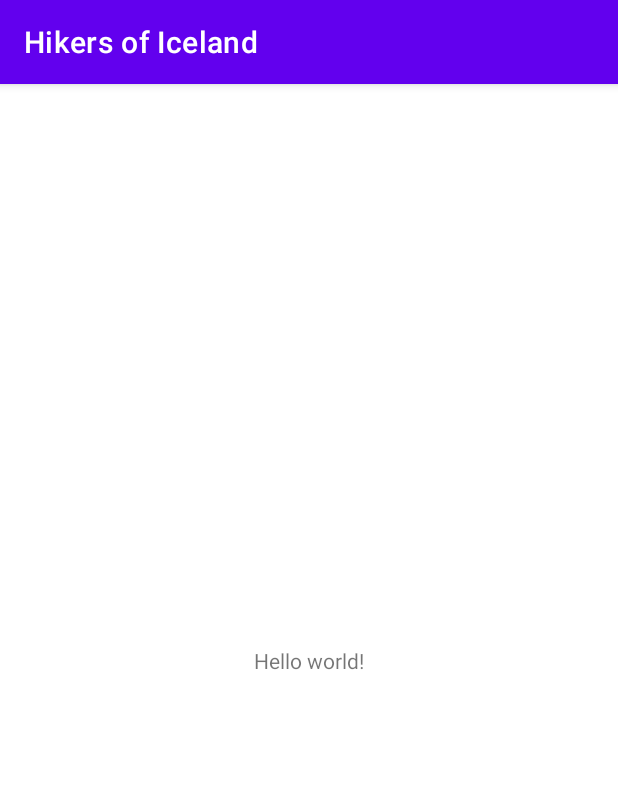
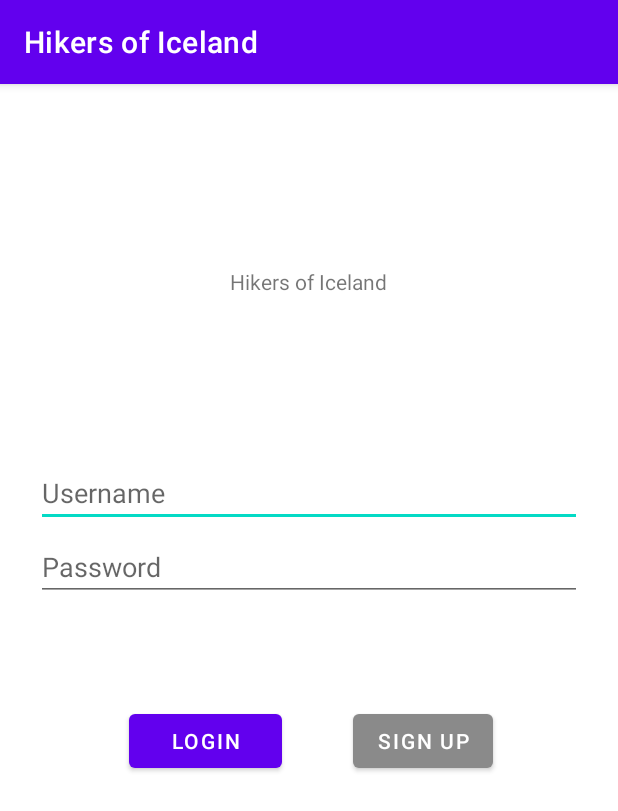
Before and after one commit to bjorgvinhall/HikersOfIceland, an Android app: the screen it shows after launch (MainActivity before the commit, LoginActivity after it), on a phone screen of 412 x 824 dp. Shown: the top 811 px of the screen. Run offline under Robolectric (Android 15) with nearby library versions, the phone set to English and light mode, and no system bars.

Commit message:
Navigation between Login and main

```diff
--- a/app/src/main/AndroidManifest.xml
+++ b/app/src/main/AndroidManifest.xml
@@ -12,13 +12,18 @@
         android:roundIcon="@mipmap/ic_launcher_round"
         android:supportsRtl="true"
         android:theme="@style/Theme.HikersOfIceland">
-        <activity android:name=".MainActivity">
+
+        <!--    Login Activity is the initial activity    -->
+        <activity android:name=".LoginActivity">
             <intent-filter>
                 <action android:name="android.intent.action.MAIN" />
-
                 <category android:name="android.intent.category.LAUNCHER" />
             </intent-filter>
         </activity>
+        <!--    Other Activities    -->
+        <activity android:name=".MainActivity" />
+
+
     </application>
 
 </manifest>
--- /dev/null
+++ b/app/src/main/java/is/hi/hbv601g/hikers/LoginActivity.java
@@ -0,0 +1,45 @@
+package is.hi.hbv601g.hikers;
+
+import android.content.Intent;
+import android.os.Bundle;
+import android.view.View;
+import android.widget.Button;
+import android.widget.Toast;
+
+import androidx.appcompat.app.AppCompatActivity;
+
+public class LoginActivity extends AppCompatActivity {
+    @Override
+    protected void onCreate(Bundle savedInstanceState) {
+        super.onCreate(savedInstanceState);
+        setContentView(R.layout.activity_login);
+
+        Button signInButton = findViewById(R.id.login);
+        signInButton.setOnClickListener(new View.OnClickListener() {
+            @Override
+            public void onClick(View v) {
+                signIn();
+            }
+        });
+
+        Button signUpButton = findViewById(R.id.signup);
+        signUpButton.setOnClickListener(new View.OnClickListener() {
+            @Override
+            public void onClick(View v) {
+                signUp();
+            }
+        });
+    }
+
+    private void signIn() {
+        Intent intent;
+        intent = new Intent(LoginActivity.this, MainActivity.class);
+        startActivity(intent);
+    }
+
+    private void signUp() {
+        // TODO
+        Toast.makeText(getApplicationContext(), "Not implemented!", Toast.LENGTH_SHORT).show();
+    }
+
+}
--- a/app/src/main/java/is/hi/hbv601g/hikers/MainActivity.java
+++ b/app/src/main/java/is/hi/hbv601g/hikers/MainActivity.java
@@ -2,67 +2,23 @@ package is.hi.hbv601g.hikers;
 
 import androidx.appcompat.app.AppCompatActivity;
 
-import android.app.VoiceInteractor;
-import android.os.AsyncTask;
 import android.os.Bundle;
-import android.util.Log;
-import android.widget.TextView;
-
-import com.android.volley.RequestQueue;
-import com.android.volley.VolleyError;
-import com.android.volley.toolbox.JsonObjectRequest;
-import com.android.volley.toolbox.Volley;
-
-import org.jetbrains.annotations.NotNull;
-import org.json.JSONObject;
-
-import java.io.IOException;
-import java.net.URL;
-import java.util.Objects;
-
-import okhttp3.Call;
-import okhttp3.Callback;
-import okhttp3.OkHttpClient;
-import okhttp3.Request;
-import okhttp3.Response;
 
 public class MainActivity extends AppCompatActivity{
 
-    private TextView mTextViewResult;
     private static final String TAG = "MainActivity";
 
     @Override
-    protected void onCreate(Bundle savedInstanceState)  {
+    protected void onCreate(Bundle savedInstanceState) {
         super.onCreate(savedInstanceState);
         setContentView(R.layout.activity_main);
 
-        mTextViewResult = findViewById(R.id.text_view_result);
 
 
-        String url = "http:10.0.2.2:8080/rest/hikes";
-        // https:reqres.in/api/users?page2
-        // http:localhost:8081/rest/hikes
+    }
 
-        OkHttpClient client = new OkHttpClient();
 
-        Request request = new Request.Builder()
-                .url(url)
-                .build();
 
-        client.newCall(request).enqueue(new Callback() {
-            @Override
-            public void onFailure(@NotNull Call call, @NotNull IOException e) {
-                e.printStackTrace();
-            }
 
-            @Override
-            public void onResponse(@NotNull Call call, @NotNull Response response) throws IOException {
-                if (response.isSuccessful()) {
-                    final String myResponse = Objects.requireNonNull(response.body()).string();
 
-                    MainActivity.this.runOnUiThread(() -> mTextViewResult.setText(myResponse));
-                }
-            }
-        });
-    }
 }
--- /dev/null
+++ b/app/src/main/res/layout/activity_login.xml
@@ -0,0 +1,87 @@
+<?xml version="1.0" encoding="utf-8"?>
+<androidx.constraintlayout.widget.ConstraintLayout
+    xmlns:android="http://schemas.android.com/apk/res/android"
+    xmlns:app="http://schemas.android.com/apk/res-auto"
+    xmlns:tools="http://schemas.android.com/tools"
+    android:layout_width="match_parent"
+    android:layout_height="match_parent"
+    tools:context=".LoginActivity">
+
+    <TextView
+        android:id="@+id/text_view_result"
+        android:layout_width="wrap_content"
+        android:layout_height="wrap_content"
+        android:text="@string/login_header"
+        app:layout_constraintBottom_toBottomOf="parent"
+        app:layout_constraintHorizontal_bias="0.498"
+        app:layout_constraintLeft_toLeftOf="parent"
+        app:layout_constraintRight_toRightOf="parent"
+        app:layout_constraintTop_toTopOf="parent"
+        app:layout_constraintVertical_bias="0.163" />
+
+    <EditText
+        android:id="@+id/username"
+        android:layout_width="0dp"
+        android:layout_height="wrap_content"
+        android:layout_marginStart="24dp"
+        android:layout_marginTop="250dp"
+        android:layout_marginEnd="24dp"
+        android:hint="@string/login_username"
+        android:inputType="textEmailAddress"
+        android:selectAllOnFocus="true"
+        app:layout_constraintEnd_toEndOf="parent"
+        app:layout_constraintStart_toStartOf="parent"
+        app:layout_constraintTop_toTopOf="parent" />
+
+    <EditText
+        android:id="@+id/password"
+        android:layout_width="0dp"
+        android:layout_height="wrap_content"
+        android:layout_marginStart="24dp"
+        android:layout_marginTop="4dp"
+        android:layout_marginEnd="24dp"
+        android:hint="@string/login_password"
+        android:inputType="textPassword"
+        android:selectAllOnFocus="true"
+        app:layout_constraintEnd_toEndOf="parent"
+        app:layout_constraintHorizontal_bias="0.0"
+        app:layout_constraintStart_toStartOf="parent"
+        app:layout_constraintTop_toBottomOf="@+id/username" />
+
+    <Button
+        android:id="@+id/login"
+        android:layout_width="102dp"
+        android:layout_height="48dp"
+        android:layout_gravity="start"
+        android:layout_marginStart="48dp"
+        android:layout_marginTop="16dp"
+        android:layout_marginEnd="48dp"
+        android:layout_marginBottom="64dp"
+        android:text="@string/button_login"
+        app:layout_constraintBottom_toBottomOf="parent"
+        app:layout_constraintEnd_toEndOf="parent"
+        app:layout_constraintHorizontal_bias="0.177"
+        app:layout_constraintStart_toStartOf="parent"
+        app:layout_constraintTop_toBottomOf="@+id/password"
+        app:layout_constraintVertical_bias="0.18" />
+
+    <Button
+        android:id="@+id/signup"
+        android:layout_width="wrap_content"
+        android:layout_height="wrap_content"
+        android:layout_gravity="start"
+        android:layout_marginStart="48dp"
+        android:layout_marginTop="16dp"
+        android:layout_marginEnd="48dp"
+        android:layout_marginBottom="64dp"
+        android:enabled="true"
+        android:text="@string/button_signup"
+        app:backgroundTint="#8A8A8A"
+        app:layout_constraintBottom_toBottomOf="parent"
+        app:layout_constraintEnd_toEndOf="parent"
+        app:layout_constraintHorizontal_bias="0.841"
+        app:layout_constraintStart_toStartOf="parent"
+        app:layout_constraintTop_toBottomOf="@+id/password"
+        app:layout_constraintVertical_bias="0.18" />
+
+</androidx.constraintlayout.widget.ConstraintLayout>
--- a/app/src/main/res/layout/activity_main.xml
+++ b/app/src/main/res/layout/activity_main.xml
@@ -1,19 +1,24 @@
 <?xml version="1.0" encoding="utf-8"?>
-<androidx.constraintlayout.widget.ConstraintLayout xmlns:android="http://schemas.android.com/apk/res/android"
+<androidx.constraintlayout.widget.ConstraintLayout
+    xmlns:android="http://schemas.android.com/apk/res/android"
     xmlns:app="http://schemas.android.com/apk/res-auto"
     xmlns:tools="http://schemas.android.com/tools"
     android:layout_width="match_parent"
     android:layout_height="match_parent"
     tools:context=".MainActivity">
 
+
     <TextView
         android:id="@+id/text_view_result"
         android:layout_width="wrap_content"
         android:layout_height="wrap_content"
-        android:text="Hello world!"
+        android:text="@string/login_header"
         app:layout_constraintBottom_toBottomOf="parent"
+        app:layout_constraintHorizontal_bias="0.498"
         app:layout_constraintLeft_toLeftOf="parent"
         app:layout_constraintRight_toRightOf="parent"
-        app:layout_constraintTop_toTopOf="parent" />
+        app:layout_constraintTop_toTopOf="parent"
+        app:layout_constraintVertical_bias="0.163" />
+
 
 </androidx.constraintlayout.widget.ConstraintLayout>
--- a/app/src/main/res/values/strings.xml
+++ b/app/src/main/res/values/strings.xml
@@ -1,4 +1,9 @@
 <resources>
     <string name="app_name">Hikers of Iceland</string>
     <string name="rest_string"></string>
+    <string name="login_header">Hikers of Iceland</string>
+    <string name="login_username">Username</string>
+    <string name="login_password">Password</string>
+    <string name="button_login">Login</string>
+    <string name="button_signup">Sign up</string>
 </resources>
```
